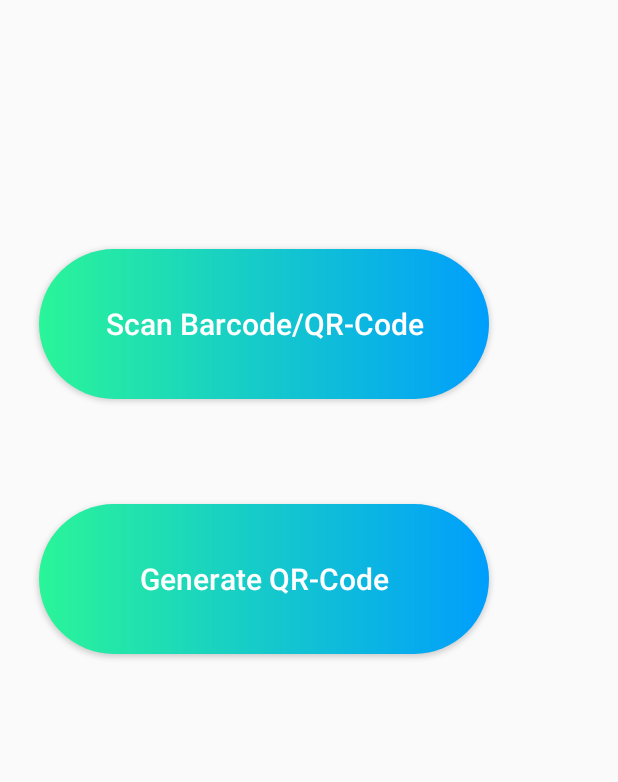
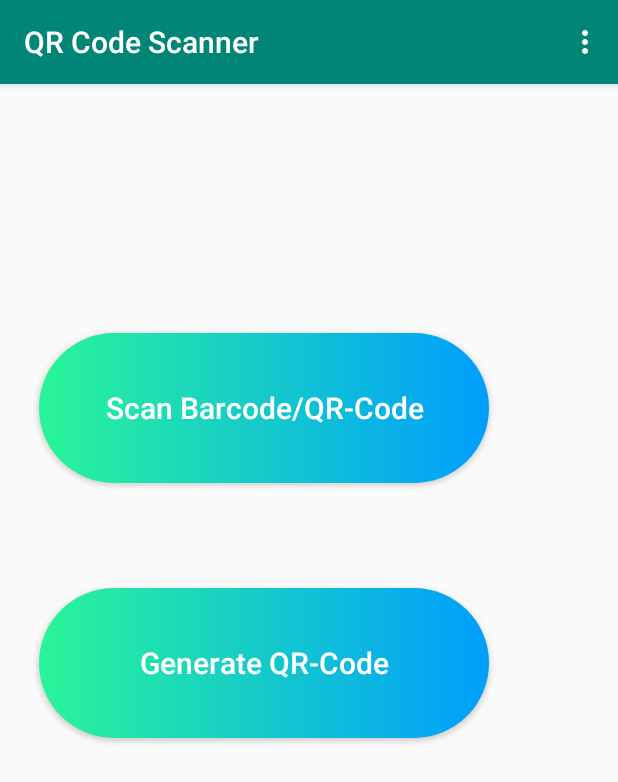
Before and after one commit to jeevcoding/QRcodeScanner, an Android app: the screen it shows after launch (MainActivity), on a phone screen of 412 x 824 dp. Shown: the top 782 px of the screen. Run offline under Robolectric (Android 15) with nearby library versions, the phone set to English and light mode, and no system bars.

Commit message:
qr code reader base(with url integration)

```diff
--- a/app/src/main/java/com/jeevcode/barcodeqrcodescanner/MainActivity.java
+++ b/app/src/main/java/com/jeevcode/barcodeqrcodescanner/MainActivity.java
@@ -3,10 +3,15 @@ package com.jeevcode.barcodeqrcodescanner;
 
 
 import android.content.Intent;
+import android.net.Uri;
 import android.support.v7.app.AppCompatActivity;
 import android.os.Bundle;
+import android.view.Menu;
+import android.view.MenuInflater;
+import android.view.MenuItem;
 import android.view.View;
 import android.widget.Button;
+import android.widget.Toast;
 
 public class MainActivity extends AppCompatActivity implements View.OnClickListener {
 
@@ -41,4 +46,28 @@ public class MainActivity extends AppCompatActivity implements View.OnClickListe
         }
 
     }
+
+    @Override
+    public boolean onCreateOptionsMenu(Menu menu) {
+        MenuInflater inflater=getMenuInflater();
+        inflater.inflate(R.menu.menu_main,menu);
+        return true;
+    }
+
+    @Override
+    public boolean onOptionsItemSelected(MenuItem item) {
+        switch (item.getItemId())
+        {
+
+            case R.id.pp:
+                startActivity(new Intent("android.intent.action.VIEW", Uri.parse("https://www.termsfeed.com/privacy-policy/139eccf173f5e239085d2eed4a09fdf7")));
+                Toast.makeText(getApplicationContext(),"selected privacy policy",Toast.LENGTH_SHORT).show();
+                return true;
+
+                default:
+                    return super.onOptionsItemSelected(item);
+
+        }
+
+    }
 }
--- /dev/null
+++ b/app/src/main/res/menu/menu_main.xml
@@ -0,0 +1,12 @@
+<?xml version="1.0" encoding="utf-8"?>
+<menu xmlns:android="http://schemas.android.com/apk/res/android"
+    xmlns:app="http://schemas.android.com/apk/res-auto">
+
+
+    <item android:id="@+id/pp" android:title="Privacy Policy"
+        app:showAsAction="never"
+
+        />
+
+
+</menu>
--- a/app/src/main/res/values/styles.xml
+++ b/app/src/main/res/values/styles.xml
@@ -1,7 +1,7 @@
 <resources>
 
     <!-- Base application theme. -->
-    <style name="AppTheme" parent="Theme.AppCompat.Light.NoActionBar">
+    <style name="AppTheme" parent="Theme.AppCompat.Light.DarkActionBar">
         <!-- Customize your theme here. -->
         <item name="colorPrimary">@color/colorPrimary</item>
         <item name="colorPrimaryDark">@color/colorPrimaryDark</item>
```
Also changed, not shown: 2 other files.
